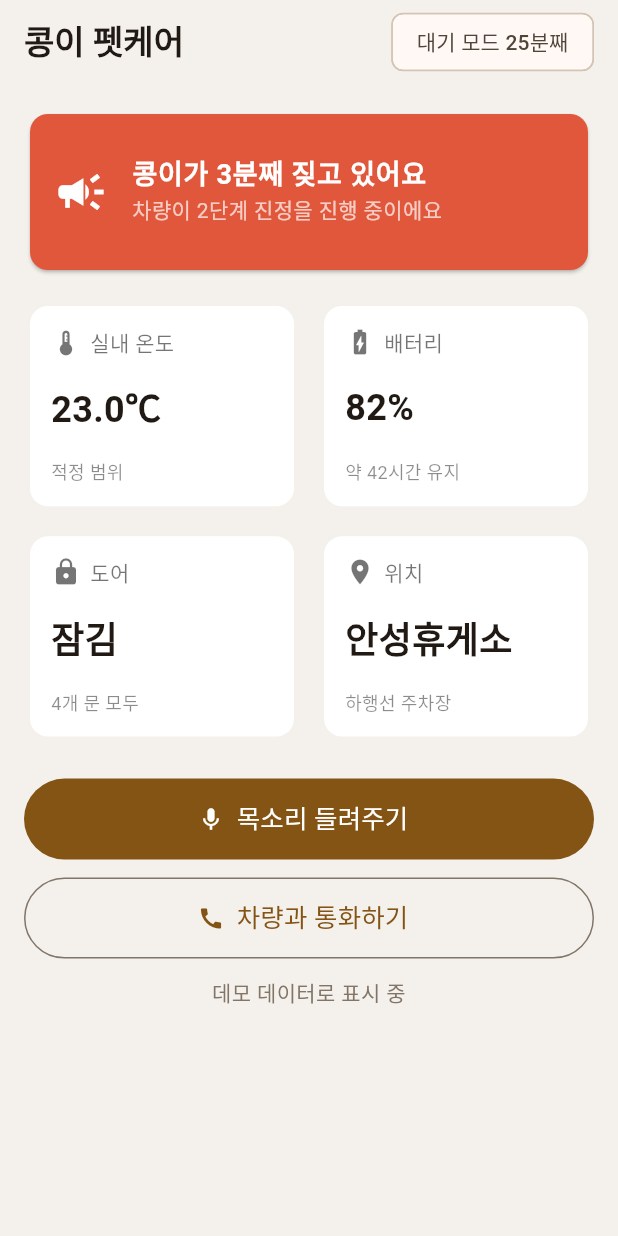
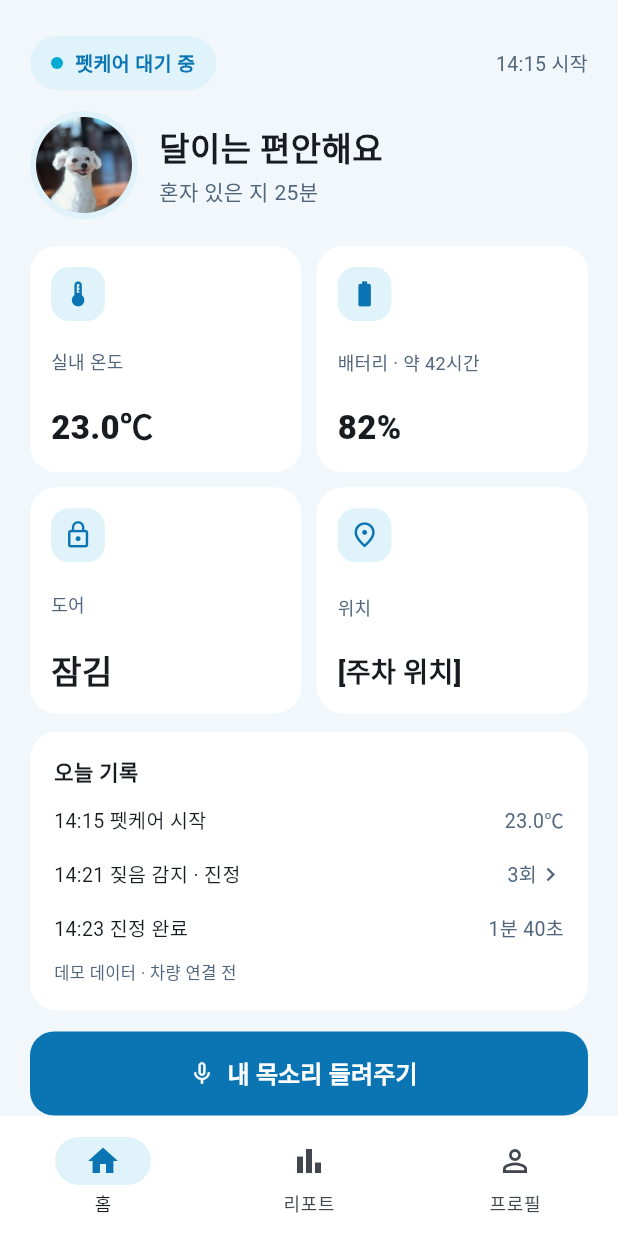
Before and after one commit to tmdghks-dev/petcare-drive, a Flutter app: the screen it shows after launch, on a phone screen of 412 x 824 dp. Run offline on Flutter 3.47's test engine with Material 3 defaults, Android fonts, the phone set to English and light mode, and no system bars.

Commit message:
보호자 앱을 새 디자인 시안대로 재구성
- 화면 3개: 홈(상태·기록), 짖음 알림(차에서 동시 실행 중인 진정), 반려견 프로필(여러 마리 추가)
- 차량 앱과 같은 연한 파랑 토큰과 공통 위젯(상태 표시, 사진, 아이콘 칸, 버튼)
- 위젯 테스트 3개 (화면 이동, 아이 추가, 조사)

Co-Authored-By: Claude Opus 5.5 <noreply@anthropic.com>

```diff
--- /dev/null
+++ b/phone-app/lib/data.dart
@@ -0,0 +1,47 @@
+// 반려견 프로필과 차량 상태.
+// ponytail: 지금은 앱 안의 데모 값. Firebase 연결 후 vehicles/{carId}/status·events·profile 구독으로 교체
+class Dog {
+  Dog({required this.name, this.photo, this.breed = '', this.age = '', this.tempMin = 22, this.tempMax = 24, this.anxious = false});
+
+  String name;
+  String? photo;
+  String breed;
+  String age;
+  int tempMin, tempMax;
+  bool anxious;
+  int voiceCount = 0;
+}
+
+class CarStatus {
+  const CarStatus({required this.temp, required this.battery, required this.careHours, required this.locked, required this.place});
+
+  final double temp;
+  final int battery;
+  final int careHours;
+  final bool locked;
+  final String place;
+}
+
+class LogEntry {
+  const LogEntry(this.time, this.text, this.value, {this.bark = false});
+
+  final String time, text, value;
+  final bool bark;
+}
+
+final dogs = [Dog(name: '달이', photo: 'assets/dali.jpg', anxious: true)..voiceCount = 2];
+
+const demoStatus = CarStatus(temp: 23.0, battery: 82, careHours: 42, locked: true, place: '[주차 위치]');
+
+const demoLog = [
+  LogEntry('14:15', '펫케어 시작', '23.0℃'),
+  LogEntry('14:21', '짖음 감지 · 진정', '3회', bark: true),
+  LogEntry('14:23', '진정 완료', '1분 40초'),
+];
+
+// 받침 유무에 맞는 조사: josa('달이', '은', '는') → 달이는, josa('별', '은', '는') → 별은
+String josa(String name, String withBatchim, String without) {
+  final last = name.codeUnitAt(name.length - 1);
+  final batchim = last >= 0xAC00 && last <= 0xD7A3 && (last - 0xAC00) % 28 != 0;
+  return name + (batchim ? withBatchim : without);
+}
--- /dev/null
+++ b/phone-app/lib/home.dart
@@ -0,0 +1,96 @@
+import 'package:flutter/material.dart';
+
+import 'alert.dart';
+import 'data.dart';
+import 'theme.dart';
+
+class HomePage extends StatelessWidget {
+  const HomePage({super.key});
+
+  @override
+  Widget build(BuildContext context) {
+    final dog = dogs.first;
+    const s = demoStatus;
+    return ListView(
+      padding: const EdgeInsets.fromLTRB(20, 24, 20, 20),
+      children: [
+        const Row(children: [
+          StatusPill('펫케어 대기 중'),
+          Spacer(),
+          Text('14:15 시작', style: TextStyle(fontSize: 13, color: C.muted)),
+        ]),
+        const SizedBox(height: 14),
+        Row(children: [
+          DogPhoto(dog.photo, size: 72),
+          const SizedBox(width: 14),
+          Expanded(
+            child: Column(crossAxisAlignment: CrossAxisAlignment.start, children: [
+              Text('${josa(dog.name, '은', '는')} 편안해요', style: const TextStyle(fontSize: 22, fontWeight: FontWeight.w900)),
+              const SizedBox(height: 2),
+              const Text('혼자 있은 지 25분', style: TextStyle(fontSize: 14, color: C.muted)),
+            ]),
+          ),
+        ]),
+        const SizedBox(height: 18),
+        GridView.count(
+          crossAxisCount: 2,
+          shrinkWrap: true,
+          physics: const NeverScrollableScrollPhysics(),
+          mainAxisSpacing: 10,
+          crossAxisSpacing: 10,
+          childAspectRatio: 1.2,
+          children: [
+            _Stat(Icons.thermostat, '실내 온도', '${s.temp.toStringAsFixed(1)}℃'),
+            _Stat(Icons.battery_full, '배터리 · 약 ${s.careHours}시간', '${s.battery}%'),
+            _Stat(Icons.lock_outline, '도어', s.locked ? '잠김' : '열림'),
+            _Stat(Icons.place_outlined, '위치', s.place, small: true),
+          ],
+        ),
+        const SizedBox(height: 12),
+        CardBox(
+          child: Column(crossAxisAlignment: CrossAxisAlignment.start, children: [
+            const Text('오늘 기록', style: TextStyle(fontSize: 14, fontWeight: FontWeight.w700)),
+            const SizedBox(height: 4),
+            for (final e in demoLog)
+              InkWell(
+                onTap: e.bark ? () => Navigator.push(context, MaterialPageRoute(builder: (_) => const AlertPage())) : null,
+                child: Padding(
+                  padding: const EdgeInsets.symmetric(vertical: 8),
+                  child: Row(children: [
+                    Expanded(child: Text('${e.time} ${e.text}', style: const TextStyle(fontSize: 13))),
+                    Text(e.value, style: const TextStyle(fontSize: 13, color: C.muted)),
+                    if (e.bark) const Icon(Icons.chevron_right, size: 18, color: C.muted),
+                  ]),
+                ),
+              ),
+            const SizedBox(height: 4),
+            const Text('데모 데이터 · 차량 연결 전', style: TextStyle(fontSize: 11, color: C.muted)),
+          ]),
+        ),
+        const SizedBox(height: 14),
+        PrimaryButton('내 목소리 들려주기',
+            icon: Icons.mic_none, onPressed: () => toast(context, '차량 연결 후 목소리가 바로 재생돼요')),
+      ],
+    );
+  }
+}
+
+class _Stat extends StatelessWidget {
+  const _Stat(this.icon, this.label, this.value, {this.small = false});
+
+  final IconData icon;
+  final String label, value;
+  final bool small;
+
+  @override
+  Widget build(BuildContext context) {
+    return CardBox(
+      padding: const EdgeInsets.all(14),
+      child: Column(crossAxisAlignment: CrossAxisAlignment.start, mainAxisAlignment: MainAxisAlignment.spaceBetween, children: [
+        IconTile(icon),
+        Text(label, style: const TextStyle(fontSize: 12, color: C.muted)),
+        Text(value, style: TextStyle(fontSize: small ? 18 : 22, fontWeight: FontWeight.w900), maxLines: 1, overflow: TextOverflow.ellipsis),
+      ]),
+    );
+  }
+}
--- a/phone-app/lib/main.dart
+++ b/phone-app/lib/main.dart
@@ -1,4 +1,8 @@
 import 'package:flutter/material.dart';
+
+import 'home.dart';
+import 'profiles.dart';
+import 'theme.dart';
 
 void main() => runApp(const PetCareApp());
 
@@ -10,142 +14,64 @@ class PetCareApp extends StatelessWidget {
     return MaterialApp(
       title: '펫케어 드라이브',
       debugShowCheckedModeBanner: false,
-      theme: ThemeData(colorSchemeSeed: const Color(0xFFD98A1E), useMaterial3: true),
-      home: const DashboardPage(),
+      theme: appTheme(),
+      home: const Shell(),
     );
   }
 }
 
-// ponytail: 지금은 데모 데이터. Firebase 연결 후 vehicles/{carId}/status, events 구독으로 교체
-class DashboardPage extends StatefulWidget {
-  const DashboardPage({super.key});
+// 하단 메뉴: 홈 · 리포트 · 프로필
+class Shell extends StatefulWidget {
+  const Shell({super.key});
 
   @override
-  State<DashboardPage> createState() => _DashboardPageState();
+  State<Shell> createState() => _ShellState();
 }
 
-class _DashboardPageState extends State<DashboardPage> {
-  bool barking = true;
-
-  void _sendVoice() {
-    setState(() => barking = false);
-    ScaffoldMessenger.of(context).showSnackBar(
-      const SnackBar(content: Text('차량에서 보호자 목소리를 재생했어요')),
-    );
-  }
+class _ShellState extends State<Shell> {
+  int tab = 0;
 
   @override
   Widget build(BuildContext context) {
-    final scheme = Theme.of(context).colorScheme;
     return Scaffold(
-      backgroundColor: const Color(0xFFF4F1EC),
-      appBar: AppBar(
-        backgroundColor: const Color(0xFFF4F1EC),
-        title: const Text('콩이 펫케어', style: TextStyle(fontWeight: FontWeight.bold)),
-        actions: const [
-          Padding(
-            padding: EdgeInsets.only(right: 16),
-            child: Chip(label: Text('대기 모드 25분째')),
-          ),
-        ],
+      body: SafeArea(
+        child: switch (tab) {
+          0 => const HomePage(),
+          1 => const _ReportPlaceholder(),
+          _ => const ProfilesPage(),
+        },
       ),
-      body: ListView(
-        padding: const EdgeInsets.all(16),
-        children: [
-          AnimatedSwitcher(
-            duration: const Duration(milliseconds: 300),
-            child: barking
-                ? Card(
-                    key: const ValueKey('alert'),
-                    color: const Color(0xFFE0573B),
-                    child: ListTile(
-                      contentPadding: const EdgeInsets.all(16),
-                      leading: const Icon(Icons.campaign, color: Colors.white, size: 36),
-                      title: const Text('콩이가 3분째 짖고 있어요',
-                          style: TextStyle(color: Colors.white, fontWeight: FontWeight.bold, fontSize: 18)),
-                      subtitle: const Text('차량이 2단계 진정을 진행 중이에요',
-                          style: TextStyle(color: Colors.white70)),
-                    ),
-                  )
-                : Card(
-                    key: const ValueKey('ok'),
-                    color: const Color(0xFF3E9B6A),
-                    child: const ListTile(
-                      contentPadding: EdgeInsets.all(16),
-                      leading: Icon(Icons.favorite, color: Colors.white, size: 36),
-                      title: Text('콩이가 진정했어요',
-                          style: TextStyle(color: Colors.white, fontWeight: FontWeight.bold, fontSize: 18)),
-                      subtitle: Text('짖음 3회 · 1분 40초 만에 안정', style: TextStyle(color: Colors.white70)),
-                    ),
-                  ),
-          ),
-          const SizedBox(height: 16),
-          GridView.count(
-            crossAxisCount: 2,
-            shrinkWrap: true,
-            physics: const NeverScrollableScrollPhysics(),
-            mainAxisSpacing: 12,
-            crossAxisSpacing: 12,
-            childAspectRatio: 1.3,
-            children: const [
-              _Stat(icon: Icons.thermostat, label: '실내 온도', value: '23.0℃', note: '적정 범위'),
-              _Stat(icon: Icons.battery_charging_full, label: '배터리', value: '82%', note: '약 42시간 유지'),
-              _Stat(icon: Icons.lock, label: '도어', value: '잠김', note: '4개 문 모두'),
-              _Stat(icon: Icons.place, label: '위치', value: '안성휴게소', note: '하행선 주차장'),
-            ],
-          ),
-          const SizedBox(height: 24),
-          FilledButton.icon(
-            onPressed: _sendVoice,
-            icon: const Icon(Icons.mic),
-            label: const Padding(
-              padding: EdgeInsets.symmetric(vertical: 14),
-              child: Text('목소리 들려주기', style: TextStyle(fontSize: 17)),
-            ),
-          ),
-          const SizedBox(height: 12),
-          OutlinedButton.icon(
-            onPressed: () {},
-            icon: const Icon(Icons.call),
-            label: const Padding(
-              padding: EdgeInsets.symmetric(vertical: 14),
-              child: Text('차량과 통화하기', style: TextStyle(fontSize: 17)),
-            ),
-          ),
-          const SizedBox(height: 12),
-          Text('데모 데이터로 표시 중', textAlign: TextAlign.center, style: TextStyle(color: scheme.outline)),
+      bottomNavigationBar: NavigationBar(
+        selectedIndex: tab,
+        onDestinationSelected: (i) => setState(() => tab = i),
+        backgroundColor: C.card,
+        indicatorColor: C.tint,
+        destinations: const [
+          NavigationDestination(icon: Icon(Icons.home_outlined), selectedIcon: Icon(Icons.home, color: C.primary), label: '홈'),
+          NavigationDestination(icon: Icon(Icons.bar_chart_outlined), selectedIcon: Icon(Icons.bar_chart, color: C.primary), label: '리포트'),
+          NavigationDestination(icon: Icon(Icons.person_outline), selectedIcon: Icon(Icons.person, color: C.primary), label: '프로필'),
         ],
       ),
     );
   }
 }
 
-class _Stat extends StatelessWidget {
-  const _Stat({required this.icon, required this.label, required this.value, required this.note});
-
-  final IconData icon;
-  final String label, value, note;
+// ponytail: 분리불안 리포트는 2차 개발 범위. 화면이 생기면 교체
+class _ReportPlaceholder extends StatelessWidget {
+  const _ReportPlaceholder();
 
   @override
   Widget build(BuildContext context) {
-    return Card(
-      color: Colors.white,
-      elevation: 0,
+    return const Center(
       child: Padding(
-        padding: const EdgeInsets.all(14),
-        child: Column(
-          crossAxisAlignment: CrossAxisAlignment.start,
-          mainAxisAlignment: MainAxisAlignment.spaceBetween,
-          children: [
-            Row(children: [
-              Icon(icon, size: 20, color: Colors.black54),
-              const SizedBox(width: 6),
-              Text(label, style: const TextStyle(color: Colors.black54)),
-            ]),
-            Text(value, style: const TextStyle(fontSize: 24, fontWeight: FontWeight.bold)),
-            Text(note, style: const TextStyle(color: Colors.black45, fontSize: 12)),
-          ],
-        ),
+        padding: EdgeInsets.all(32),
+        child: Column(mainAxisSize: MainAxisSize.min, children: [
+          IconTile(Icons.bar_chart, size: 64),
+          SizedBox(height: 16),
+          Text('분리불안 리포트는 준비 중이에요', style: TextStyle(fontSize: 17, fontWeight: FontWeight.w700)),
+          SizedBox(height: 6),
+          Text('짖음 횟수와 진정 시간이 날짜별로 쌓여요', style: TextStyle(color: C.muted)),
+        ]),
       ),
     );
   }
--- /dev/null
+++ b/phone-app/lib/theme.dart
@@ -0,0 +1,156 @@
+import 'package:flutter/material.dart';
+
+// 디자인 시안과 같은 색. 차량 앱(car-app/res/values/colors.xml)과 값이 같아야 한다.
+class C {
+  static const bg = Color(0xFFF2F7FB);
+  static const card = Colors.white;
+  static const ink = Color(0xFF0E2A47);
+  static const muted = Color(0xFF51667C);
+  static const primary = Color(0xFF0B75B3);
+  static const accent = Color(0xFF00AAD2);
+  static const tint = Color(0xFFE1F3FA);
+  static const tintStrong = Color(0xFFBFE6F4);
+  static const line = Color(0xFFD8E6F0);
+}
+
+ThemeData appTheme() => ThemeData(
+      useMaterial3: true,
+      scaffoldBackgroundColor: C.bg,
+      colorScheme: ColorScheme.fromSeed(seedColor: C.primary, primary: C.primary, surface: C.bg),
+      textTheme: const TextTheme().apply(bodyColor: C.ink, displayColor: C.ink),
+      snackBarTheme: const SnackBarThemeData(behavior: SnackBarBehavior.floating),
+    );
+
+// 모든 화면 공통: 왼쪽 위 상태 표시. strong이면 진한 파랑(진정 중).
+class StatusPill extends StatelessWidget {
+  const StatusPill(this.label, {super.key, this.strong = false});
+
+  final String label;
+  final bool strong;
+
+  @override
+  Widget build(BuildContext context) {
+    return Container(
+      padding: const EdgeInsets.symmetric(horizontal: 14, vertical: 8),
+      decoration: BoxDecoration(color: strong ? C.primary : C.tint, borderRadius: BorderRadius.circular(999)),
+      child: Row(mainAxisSize: MainAxisSize.min, children: [
+        Container(
+          width: 8,
+          height: 8,
+          decoration: BoxDecoration(color: strong ? Colors.white : C.accent, shape: BoxShape.circle),
+        ),
+        const SizedBox(width: 8),
+        Text(label,
+            style: TextStyle(fontSize: 13, fontWeight: FontWeight.w700, color: strong ? Colors.white : C.primary)),
+      ]),
+    );
+  }
+}
+
+// 모든 화면 공통: 동그란 반려견 사진 + 연한 파랑 테두리
+class DogPhoto extends StatelessWidget {
+  const DogPhoto(this.asset, {super.key, required this.size, this.ring = 4, this.strongRing = false});
+
+  final String? asset;
+  final double size;
+  final double ring;
+  final bool strongRing;
+
+  @override
+  Widget build(BuildContext context) {
+    return Container(
+      width: size,
+      height: size,
+      padding: EdgeInsets.all(ring),
+      decoration: BoxDecoration(color: strongRing ? C.tintStrong : C.tint, shape: BoxShape.circle),
+      child: ClipOval(
+        child: asset == null
+            ? Container(color: C.tint, child: Icon(Icons.pets, color: C.muted, size: size * 0.4))
+            : Image.asset(asset!, fit: BoxFit.cover),
+      ),
+    );
+  }
+}
+
+// 연한 파랑 칸 안의 아이콘 (카드 왼쪽 위, 동작 목록 앞)
+class IconTile extends StatelessWidget {
+  const IconTile(this.icon, {super.key, this.size = 36});
+
+  final IconData icon;
+  final double size;
+
+  @override
+  Widget build(BuildContext context) {
+    return Container(
+      width: size,
+      height: size,
+      decoration: BoxDecoration(color: C.tint, borderRadius: BorderRadius.circular(size / 3)),
+      child: Icon(icon, size: size * 0.56, color: C.primary),
+    );
+  }
+}
+
+class CardBox extends StatelessWidget {
+  const CardBox({super.key, required this.child, this.padding = const EdgeInsets.all(16)});
+
+  final Widget child;
+  final EdgeInsets padding;
+
+  @override
+  Widget build(BuildContext context) {
+    return Container(
+      padding: padding,
+      decoration: BoxDecoration(color: C.card, borderRadius: BorderRadius.circular(18)),
+      child: child,
+    );
+  }
+}
+
+class PrimaryButton extends StatelessWidget {
+  const PrimaryButton(this.label, {super.key, this.icon, required this.onPressed});
+
+  final String label;
+  final IconData? icon;
+  final VoidCallback onPressed;
+
+  @override
+  Widget build(BuildContext context) {
+    return SizedBox(
+      height: 56,
+      child: FilledButton.icon(
+        onPressed: onPressed,
+        icon: icon == null ? const SizedBox.shrink() : Icon(icon),
+        label: Text(label, style: const TextStyle(fontSize: 16, fontWeight: FontWeight.w700)),
+        style: FilledButton.styleFrom(
+            backgroundColor: C.primary, shape: RoundedRectangleBorder(borderRadius: BorderRadius.circular(16))),
+      ),
+    );
+  }
+}
+
+class OutlineButton extends StatelessWidget {
+  const OutlineButton(this.label, {super.key, required this.onPressed});
+
+  final String label;
+  final VoidCallback onPressed;
+
+  @override
+  Widget build(BuildContext context) {
+    return SizedBox(
+      height: 52,
+      child: OutlinedButton(
+        onPressed: onPressed,
+        style: OutlinedButton.styleFrom(
+          foregroundColor: C.primary,
+          backgroundColor: C.card,
+          side: const BorderSide(color: C.primary, width: 2),
+          shape: RoundedRectangleBorder(borderRadius: BorderRadius.circular(16)),
+        ),
+        child: Text(label, style: const TextStyle(fontSize: 15, fontWeight: FontWeight.w700)),
+      ),
+    );
+  }
+}
+
+void toast(BuildContext context, String message) =>
+    ScaffoldMessenger.of(context)..hideCurrentSnackBar()..showSnackBar(SnackBar(content: Text(message)));
--- a/phone-app/pubspec.yaml
+++ b/phone-app/pubspec.yaml
@@ -57,6 +57,9 @@ flutter:
   # the material Icons class.
   uses-material-design: true
 
+  assets:
+    - assets/dali.jpg
+
   # To add assets to your application, add an assets section, like this:
   # assets:
   #   - images/a_dot_burr.jpeg
```
Also changed, not shown: phone-app/lib/alert.dart (added, +80 -0 lines), phone-app/lib/profiles.dart (added, +193 -0 lines), phone-app/assets/dali.jpg (added), 1 other file.
